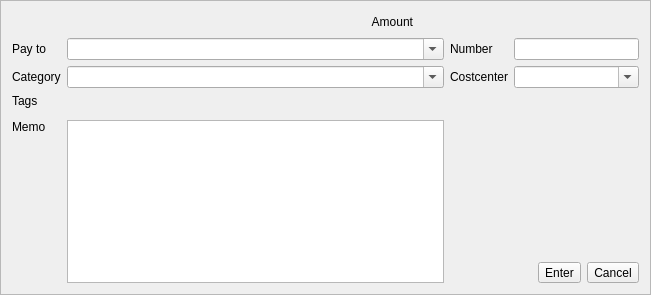
First picture: the form in kmymoney/views/newspliteditor.ui, repository KDE/kmymoney, before the edit.
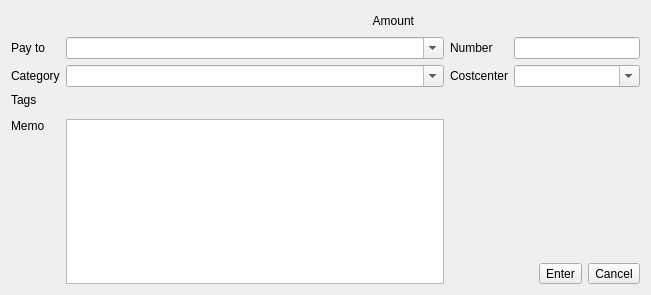
Second picture: the form after the edit. Custom widgets are drawn as their Qt base class.

Commit message: Implemented tab order editing for transaction editors

Diff of the .ui file:
```diff
--- a/kmymoney/views/newspliteditor.ui
+++ b/kmymoney/views/newspliteditor.ui
@@ -1,7 +1,7 @@
 <?xml version="1.0" encoding="UTF-8"?>
 <ui version="4.0">
  <class>NewSplitEditor</class>
- <widget class="QFrame" name="NewSplitEditor">
+ <widget class="QWidget" name="NewSplitEditor">
   <property name="geometry">
    <rect>
     <x>0</x>
@@ -10,12 +10,6 @@
     <height>295</height>
    </rect>
   </property>
-  <property name="frameShape">
-   <enum>QFrame::StyledPanel</enum>
-  </property>
-  <property name="frameShadow">
-   <enum>QFrame::Raised</enum>
-  </property>
   <layout class="QGridLayout" name="gridLayout" columnstretch="0,3,0,1">
    <item row="0" column="0" colspan="4">
     <layout class="QHBoxLayout" name="hl1" stretch="0,1,0">
```
The commit also changes 26 other files.
